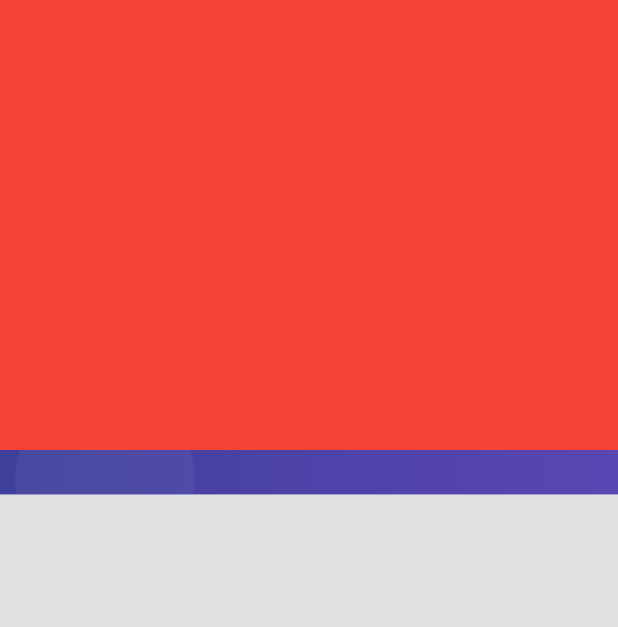
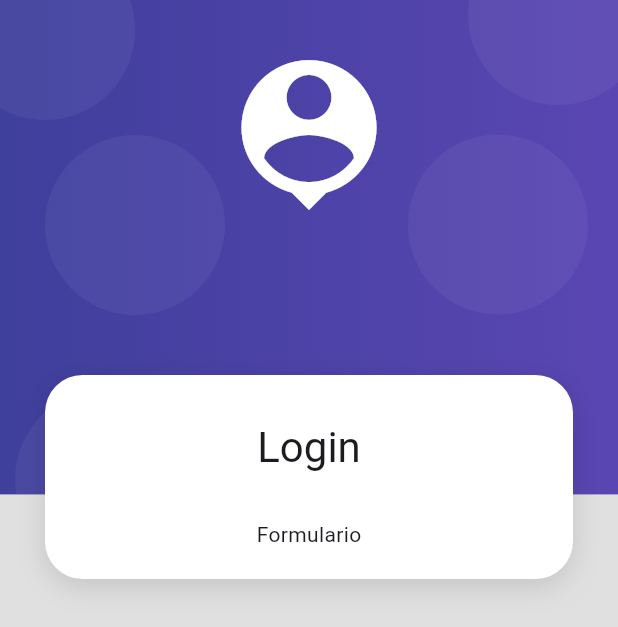
Before and after one commit to Cesarcceo/aplicacion_productos, a Flutter app: the screen it shows after launch, on a phone screen of 412 x 824 dp. Shown: the top 627 px of the screen. Run offline on Flutter 3.47's test engine with Material 3 defaults, Android fonts, the phone set to English and light mode, and no system bars.

Commit message:
New feature (widgets): :sparkles: se creo el widget personalizado card_container.dart y se agrego el recuadro del login

```diff
--- a/lib/screens/login_sreen.dart
+++ b/lib/screens/login_sreen.dart
@@ -8,12 +8,26 @@ class LoginScreen extends StatelessWidget {
   Widget build(BuildContext context) {
     return Scaffold(
       body: AuthBackground(
-        child: Container(
-          width: double.infinity,
-          height: 300,
-          color: Colors.red,
-        ),
-      )
-   );
+        child: SingleChildScrollView(
+          child: Column(
+            children: [
+              const SizedBox(height: 250),
+              CardContainer(
+                child: Column(
+                  children: [
+                    const SizedBox(height: 10,),
+                    Text('Login', style: Theme.of(context).textTheme.headlineMedium),
+                    const SizedBox(height: 30,),
+
+                    Text('Formulario'),
+
+                  ],
+                ),
+              ),
+            ],
+          ),
+        )
+      ),
+    );
   }
 }
--- a/lib/widgets/auth_backgroun.dart
+++ b/lib/widgets/auth_backgroun.dart
@@ -21,7 +21,7 @@ class AuthBackground extends StatelessWidget {
             child: Container(
               width: double.infinity,
               margin: EdgeInsets.only(top: 30),
-              child: Icon(Icons.person_pin, color: Colors.white, size: 100,),
+              child: Icon(Icons.person_pin, color: Colors.white, size: 120,),
             ),
           ),
 
--- /dev/null
+++ b/lib/widgets/card_container.dart
@@ -0,0 +1,35 @@
+import 'package:flutter/material.dart';
+
+class CardContainer extends StatelessWidget {
+
+  final Widget child;
+
+  const CardContainer({super.key, required this.child});
+
+  @override
+  Widget build(BuildContext context) {
+    return Padding(
+      padding: const EdgeInsets.symmetric(horizontal: 30),
+      child: Container(
+        width: double.infinity,
+        padding: EdgeInsets.all(20),
+        decoration: _createCaredShape(),
+        child: this.child,
+      ),
+    );
+  }
+
+  BoxDecoration _createCaredShape() {
+    return BoxDecoration(
+      color: Colors.white,
+      borderRadius: BorderRadius.circular(25),
+      boxShadow: [
+        BoxShadow(
+        color: Colors.black12,
+        blurRadius: 15,
+        offset: Offset(0, 5),
+      ),
+      ]
+    );
+  }
+}
--- a/lib/widgets/widgets.dart
+++ b/lib/widgets/widgets.dart
@@ -1,2 +1,4 @@
+
+export 'package:aplicacion_productos/widgets/card_container.dart';
 
 export 'package:aplicacion_productos/widgets/auth_backgroun.dart';
```
